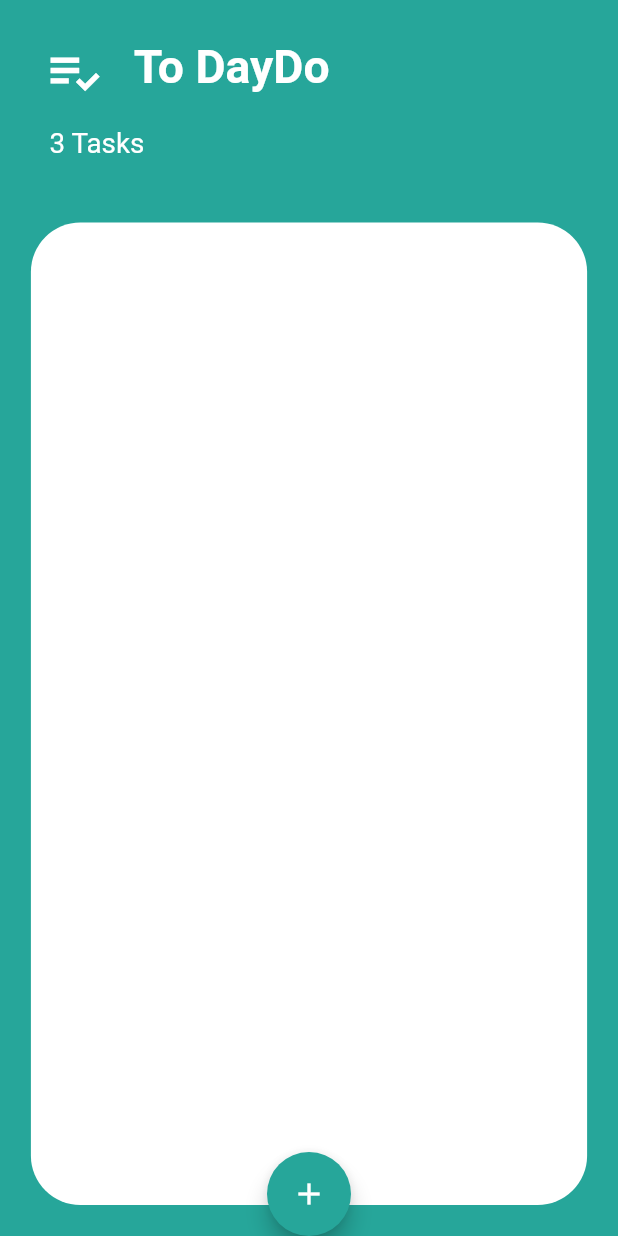
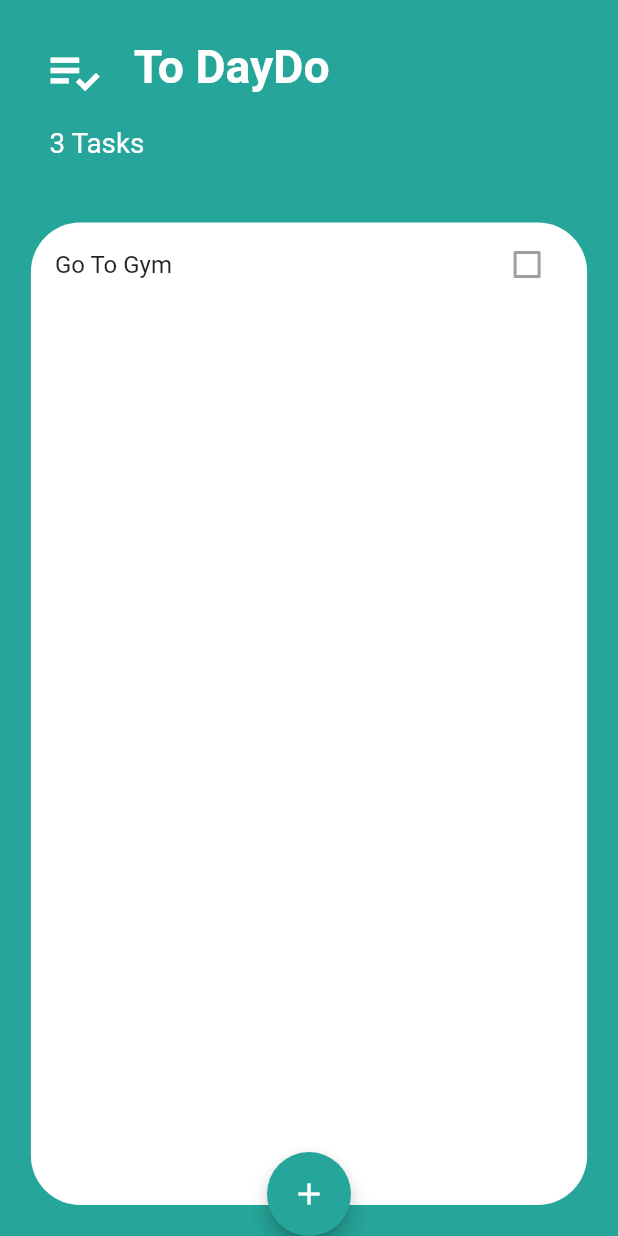
Before and after one commit to ahmdZhran/toDoApp, a Flutter app: the screen it shows after launch, on a phone screen of 412 x 824 dp. Run offline on Flutter 3.47's test engine with Material 2 defaults, Android fonts, the light colour scheme and no system bars.

Commit message:
adding tasks list

```diff
--- a/lib/screens/home_page.dart
+++ b/lib/screens/home_page.dart
@@ -1,4 +1,5 @@
 import 'package:flutter/material.dart';
+import 'package:task_manager/widgets/list_view.dart';
 
 class TaskManager extends StatelessWidget {
   const TaskManager({Key? key}) : super(key: key);
@@ -64,6 +65,7 @@ class TaskManager extends StatelessWidget {
                     borderRadius: BorderRadius.circular(screenWidth * 0.08),
                     color: Colors.white,
                   ),
+                  child: const TaskList(),
                 ),
               )
             ],
--- /dev/null
+++ b/lib/widgets/list_tile.dart
@@ -0,0 +1,15 @@
+import 'package:flutter/material.dart';
+
+class CustomListTile extends StatelessWidget {
+  const CustomListTile({
+    super.key,
+  });
+
+  @override
+  Widget build(BuildContext context) {
+    return const ListTile(
+      title: Text('Go To Gym'),
+      trailing: Checkbox(value: false, onChanged: null),
+    );
+  }
+}
--- /dev/null
+++ b/lib/widgets/list_view.dart
@@ -0,0 +1,14 @@
+import 'package:flutter/material.dart';
+import 'package:flutter/widgets.dart';
+import 'package:task_manager/widgets/list_tile.dart';
+
+class TaskList extends StatelessWidget {
+  const TaskList({
+    super.key,
+  });
+
+  @override
+  Widget build(BuildContext context) {
+    return ListView(children: const [CustomListTile()]);
+  }
+}
```
